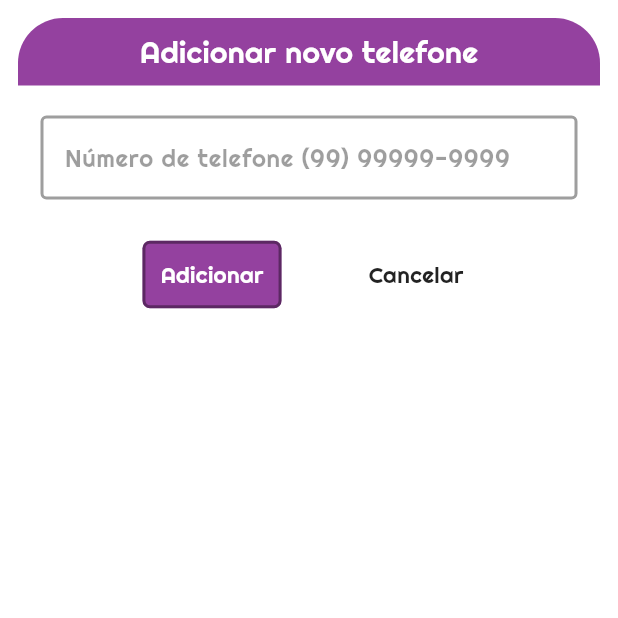
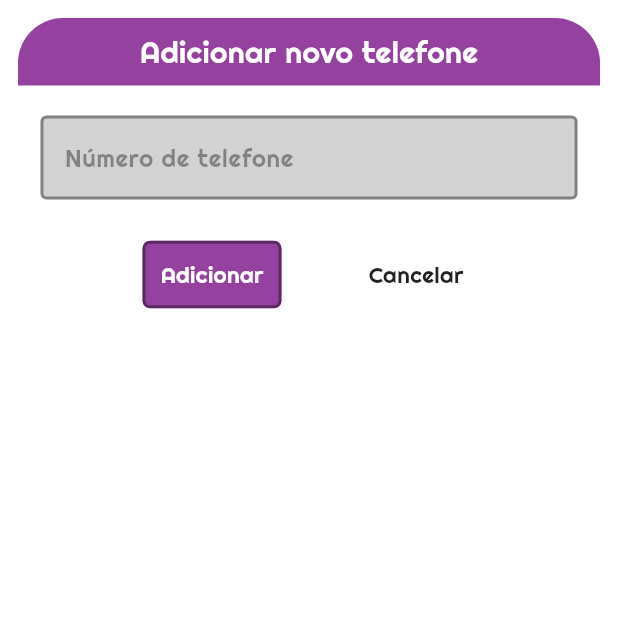
Before and after one commit to AndreNagem1/RoleApp, a Flutter app: the AddNewNumberDialog screen opened directly with empty values, on a phone screen of 412 x 824 dp, the top half of it. Run offline on Flutter 3.47's test engine with Material 3 defaults, Android fonts, the phone set to English and light mode, and no system bars; our stand-ins replace cached_network_image, cloud_firestore, dartz, dio, firebase_core, firebase_storage and 7 more; accounts and stored records are empty.

```diff
--- a/lib/bottomNavigator/BottomNavigation.dart
+++ b/lib/bottomNavigator/BottomNavigation.dart
@@ -5,7 +5,6 @@ import 'package:rolesp/models/places_nearby_response.dart';
 import 'package:rolesp/screens/events_screen/ui/events_screen.dart';
 import 'package:rolesp/screens/map_screen/ui/map_screen.dart';
 import 'package:rolesp/screens/settings_screen/settings_screen.dart';
-import 'package:rolesp/theme/roleTheme.dart';
 
 import '../screens/favorites_screen/ui/favorites_screen.dart';
 import '../theme/themeManager.dart';
--- a/lib/screens/favorites_screen/ui/add_new_number_dialog.dart
+++ b/lib/screens/favorites_screen/ui/add_new_number_dialog.dart
@@ -2,6 +2,8 @@ import 'package:flutter/cupertino.dart';
 import 'package:flutter/material.dart';
 import 'package:google_fonts/google_fonts.dart';
 import 'package:rolesp/Resources/ColorsRoleSp.dart';
+
+import '../../../widgets/input_text.dart';
 
 class AddNewNumberDialog extends StatelessWidget {
   final Function(String) onAddNumber;
@@ -57,27 +59,12 @@ class AddNewNumberDialog extends StatelessWidget {
               ),
               Padding(
                 padding: const EdgeInsets.only(top: 20.0, left: 15, right: 15),
-                child: TextField(
-                  decoration: const InputDecoration(
-                    focusedBorder: OutlineInputBorder(
-                      borderSide: BorderSide(color: Colors.black87, width: 2),
-                    ),
-                    enabledBorder: OutlineInputBorder(
-                      borderSide: BorderSide(color: Colors.black38, width: 2),
-                    ),
-                    hintText: 'Número de telefone (99) 99999-9999',
-                    hintStyle: TextStyle(color: Colors.black38),
-                  ),
-                  style: GoogleFonts.righteous(
-                    textStyle: const TextStyle(
-                      fontSize: 16,
-                      color: Colors.black87,
-                    ),
-                  ),
-                  onChanged: (newInput) {
-                    textInput = newInput;
+                child: InputText(
+                  backgroundColor: Theme.of(context).colorScheme.onSurface,
+                  hint: 'Número de telefone',
+                  onTextChange: (input) {
+                    textInput = input;
                   },
-                  keyboardType: TextInputType.number,
                 ),
               ),
               const SizedBox(height: 10),
--- a/lib/widgets/Swipeable.dart
+++ b/lib/widgets/Swipeable.dart
@@ -3,16 +3,16 @@ import 'dart:developer';
 import 'package:flutter/cupertino.dart';
 
 class Sweapeble extends StatefulWidget {
-  final Widget child;
+  late Widget? child;
   final Duration animationDuration;
   final double offsetDx;
   final int swipeSensitivity;
   final GestureDragUpdateCallback? onLeftSwipe;
   final GestureDragUpdateCallback? onRightSwipe;
 
-  const Sweapeble({
+  Sweapeble({
     super.key,
-    required this.child,
+    this.child,
     this.onLeftSwipe,
     this.onRightSwipe,
     this.offsetDx = 0.3,
--- /dev/null
+++ b/lib/widgets/input_text.dart
@@ -0,0 +1,37 @@
+import 'package:flutter/cupertino.dart';
+import 'package:flutter/material.dart';
+import 'package:google_fonts/google_fonts.dart';
+
+class InputText extends StatelessWidget {
+  final String hint;
+  final Color backgroundColor;
+  final Function(String) onTextChange;
+
+  const InputText({super.key, required this.hint, required this.onTextChange, required this.backgroundColor});
+
+  @override
+  Widget build(BuildContext context) {
+    return TextField(
+      decoration: InputDecoration(
+        filled: true,
+        fillColor: backgroundColor,
+        focusedBorder: const OutlineInputBorder(
+          borderSide: BorderSide(color: Colors.black87, width: 2),
+        ),
+        enabledBorder: const OutlineInputBorder(
+          borderSide: BorderSide(color: Colors.black38, width: 2),
+        ),
+        hintText: hint,
+        hintStyle: const TextStyle(color: Colors.black38),
+      ),
+      style: GoogleFonts.righteous(
+        textStyle: const TextStyle(
+          fontSize: 16,
+          color: Colors.black87,
+        ),
+      ),
+      onChanged: onTextChange,
+      keyboardType: TextInputType.number,
+    );
+  }
+}
```
Also changed, not shown: lib/modules/login/presentation/login_screen.dart (added, +97 -0 lines), lib/screens/favorites_screen/ui/favorites_screen.dart (+4 -9 lines), lib/screens/splash_screen/ui/SplashScreen.dart (+23 -1 lines), pubspec.lock.
